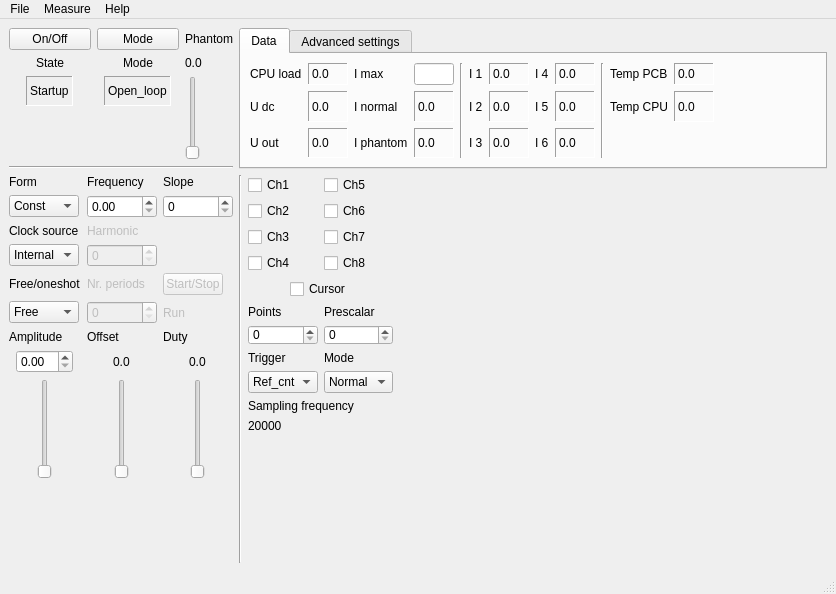
Old version of the form GUI_main_window.ui in the repository LRTME/PS3700GAN_GUI_Kolmanko.
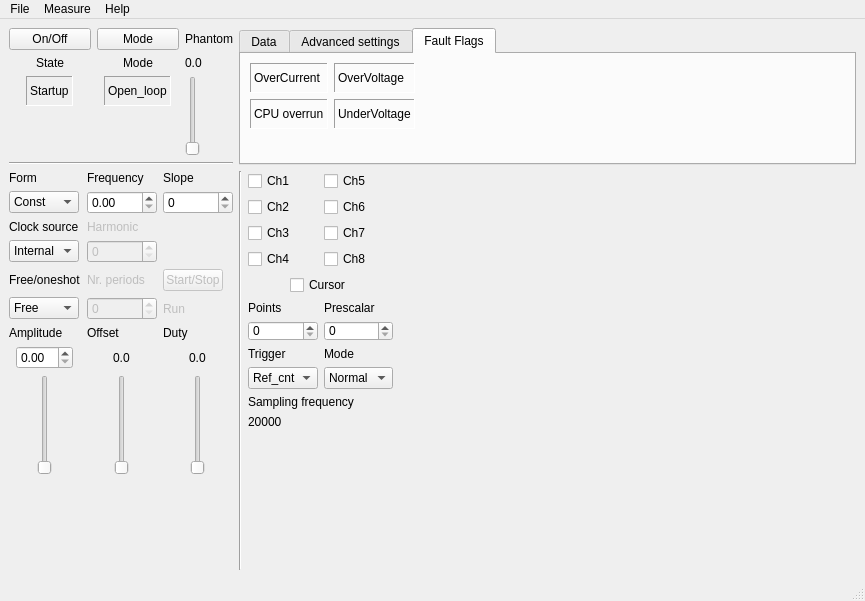
New version of the form. The open tabs and pages were chosen to show the change. Custom widgets are drawn as their Qt base class.

Commit message: dodal prikaz error flag-ov

Patch:
```diff
--- a/GUI_main_window.ui
+++ b/GUI_main_window.ui
@@ -6,8 +6,8 @@
    <rect>
     <x>0</x>
     <y>0</y>
-    <width>836</width>
-    <height>594</height>
+    <width>865</width>
+    <height>601</height>
    </rect>
   </property>
   <property name="windowTitle">
@@ -535,6 +535,163 @@
         </item>
        </layout>
       </widget>
+      <widget class="QWidget" name="tab_2">
+       <attribute name="title">
+        <string>Fault Flags</string>
+       </attribute>
+       <layout class="QGridLayout" name="gridLayout">
+        <item row="0" column="2">
+         <spacer name="horizontalSpacer_2">
+          <property name="orientation">
+           <enum>Qt::Horizontal</enum>
+          </property>
+          <property name="sizeHint" stdset="0">
+           <size>
+            <width>40</width>
+            <height>20</height>
+           </size>
+          </property>
+         </spacer>
+        </item>
+        <item row="1" column="0">
+         <widget class="QLabel" name="lbl_flt_cpu_overrun">
+          <property name="sizePolicy">
+           <sizepolicy hsizetype="Preferred" vsizetype="Fixed">
+            <horstretch>0</horstretch>
+            <verstretch>0</verstretch>
+           </sizepolicy>
+          </property>
+          <property name="minimumSize">
+           <size>
+            <width>0</width>
+            <height>30</height>
+           </size>
+          </property>
+          <property name="maximumSize">
+           <size>
+            <width>16777215</width>
+            <height>30</height>
+           </size>
+          </property>
+          <property name="frameShape">
+           <enum>QFrame::Panel</enum>
+          </property>
+          <property name="frameShadow">
+           <enum>QFrame::Sunken</enum>
+          </property>
+          <property name="text">
+           <string>CPU overrun</string>
+          </property>
+         </widget>
+        </item>
+        <item row="0" column="0">
+         <widget class="QLabel" name="lbl_flt_overcurrent">
+          <property name="sizePolicy">
+           <sizepolicy hsizetype="Preferred" vsizetype="Fixed">
+            <horstretch>0</horstretch>
+            <verstretch>0</verstretch>
+           </sizepolicy>
+          </property>
+          <property name="minimumSize">
+           <size>
+            <width>0</width>
+            <height>30</height>
+           </size>
+          </property>
+          <property name="maximumSize">
+           <size>
+            <width>16777215</width>
+            <height>30</height>
+           </size>
+          </property>
+          <property name="frameShape">
+           <enum>QFrame::Panel</enum>
+          </property>
+          <property name="frameShadow">
+           <enum>QFrame::Sunken</enum>
+          </property>
+          <property name="text">
+           <string>OverCurrent</string>
+          </property>
+         </widget>
+        </item>
+        <item row="2" column="0">
+         <spacer name="verticalSpacer_3">
+          <property name="orientation">
+           <enum>Qt::Vertical</enum>
+          </property>
+          <property name="sizeHint" stdset="0">
+           <size>
+            <width>20</width>
+            <height>10</height>
+           </size>
+          </property>
+         </spacer>
+        </item>
+        <item row="0" column="1">
+         <widget class="QLabel" name="lbl_flt_overvoltage">
+          <property name="sizePolicy">
+           <sizepolicy hsizetype="Preferred" vsizetype="Fixed">
+            <horstretch>0</horstretch>
+            <verstretch>0</verstretch>
+           </sizepolicy>
+          </property>
+          <property name="minimumSize">
+           <size>
+            <width>0</width>
+            <height>30</height>
+           </size>
+          </property>
+          <property name="maximumSize">
+           <size>
+            <width>16777215</width>
+            <height>30</height>
+           </size>
+          </property>
+          <property name="frameShape">
+           <enum>QFrame::Panel</enum>
+          </property>
+          <property name="frameShadow">
+           <enum>QFrame::Sunken</enum>
+          </property>
+          <property name="text">
+           <string>OverVoltage</string>
+          </property>
+         </widget>
+        </item>
+        <item row="1" column="1">
+         <widget class="QLabel" name="lbl_flt_undervoltage">
+          <property name="sizePolicy">
+           <sizepolicy hsizetype="Preferred" vsizetype="Fixed">
+            <horstretch>0</horstretch>
+            <verstretch>0</verstretch>
+           </sizepolicy>
+          </property>
+          <property name="minimumSize">
+           <size>
+            <width>0</width>
+            <height>30</height>
+           </size>
+          </property>
+          <property name="maximumSize">
+           <size>
+            <width>16777215</width>
+            <height>30</height>
+           </size>
+          </property>
+          <property name="frameShape">
+           <enum>QFrame::Panel</enum>
+          </property>
+          <property name="frameShadow">
+           <enum>QFrame::Sunken</enum>
+          </property>
+          <property name="text">
+           <string>UnderVoltage</string>
+          </property>
+         </widget>
+        </item>
+       </layout>
+      </widget>
      </widget>
     </item>
     <item row="3" column="1">
@@ -1385,7 +1542,13 @@
         <property name="minimumSize">
          <size>
           <width>0</width>
-          <height>84</height>
+          <height>80</height>
+         </size>
+        </property>
+        <property name="maximumSize">
+         <size>
+          <width>16777215</width>
+          <height>80</height>
          </size>
         </property>
         <property name="orientation">
@@ -1453,8 +1616,8 @@
     <rect>
      <x>0</x>
      <y>0</y>
-     <width>836</width>
-     <height>21</height>
+     <width>865</width>
+     <height>22</height>
     </rect>
    </property>
    <widget class="QMenu" name="menuFile">
```
The commit also changes 1 other file.
